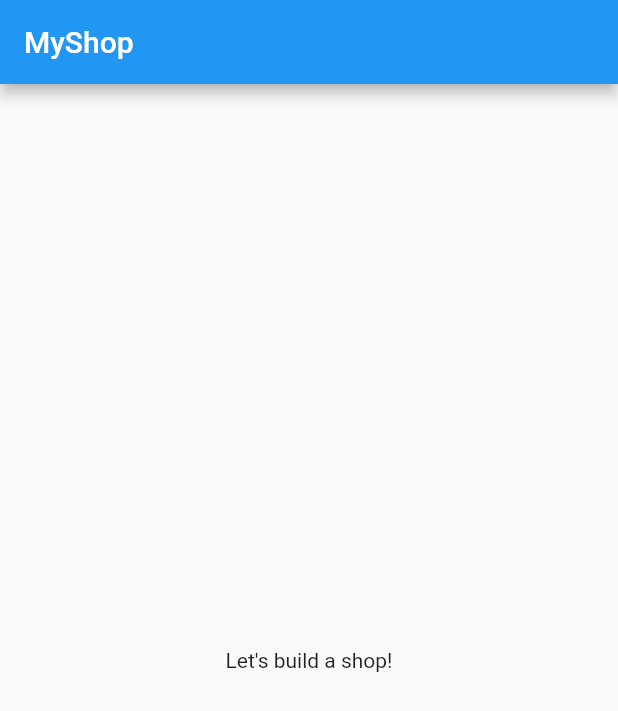
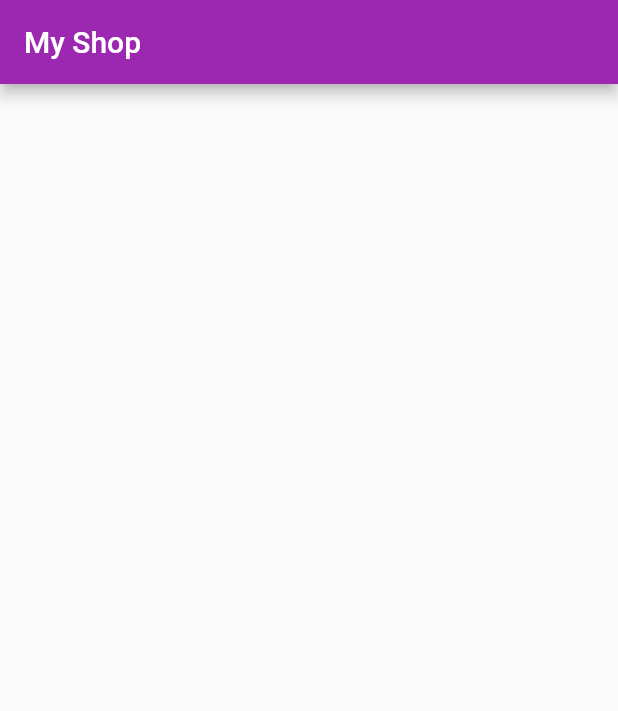
Before and after one commit to AdityaTrivedi14/Shop-app-Flutter, a Flutter app: the screen it shows after launch, on a phone screen of 412 x 824 dp. Shown: the top 711 px of the screen. Run offline on Flutter 3.47's test engine with Material 2 defaults, Android fonts, the phone set to English and light mode, and no system bars.

Commit message:
Home Screen

```diff
--- a/lib/main.dart
+++ b/lib/main.dart
@@ -1,30 +1,25 @@
 import 'package:flutter/material.dart';
+
+import './screens/products_overview_screen.dart';
+import './screens/product_detail_screen.dart';
 
 void main() => runApp(MyApp());
 
 class MyApp extends StatelessWidget {
+  const MyApp({super.key});
+
   @override
   Widget build(BuildContext context) {
     return MaterialApp(
       title: 'MyShop',
       theme: ThemeData(
-        primarySwatch: Colors.blue,
+        colorScheme: ColorScheme.fromSwatch(primarySwatch: Colors.purple)
+            .copyWith(secondary: const Color.fromARGB(255, 255, 153, 0)),
       ),
-      home: MyHomePage(),
+      home: const ProductOverviewScreen(),
+      routes: {
+        ProductDetailScreen.routeName: (ctx) => ProductDetailScreen(),
+      },
     );
   }
 }
-
-class MyHomePage extends StatelessWidget {
-  @override
-  Widget build(BuildContext context) {
-    return Scaffold(
-      appBar: AppBar(
-        title: const Text('MyShop'),
-      ),
-      body: const Center(
-        child: Text('Let\'s build a shop!'),
-      ),
-    );
-  }
-}
--- /dev/null
+++ b/lib/screens/products_overview_screen.dart
@@ -0,0 +1,17 @@
+import 'package:flutter/material.dart';
+
+import '../widgets/product_item.dart';
+
+class ProductOverviewScreen extends StatelessWidget {
+  const ProductOverviewScreen({super.key});
+
+  @override
+  Widget build(BuildContext context) {
+    return Scaffold(
+      appBar: AppBar(
+        title: const Text('My Shop'),
+      ),
+      // body: ProductsGrid(),
+    );
+  }
+}
--- a/pubspec.yaml
+++ b/pubspec.yaml
@@ -31,6 +31,7 @@ environment:
 dependencies:
   flutter:
     sdk: flutter
+  provider: ^6.0.5
 
 
   # The following adds the Cupertino Icons font to your application.
```
Also changed, not shown: lib/models/product.dart (added, +19 -0 lines), lib/screens/product_detail_screen.dart (added, +19 -0 lines), lib/widgets/product_item.dart (added, +61 -0 lines), lib/widgets/products_grid.dart (added, +33 -0 lines), lib/providers/products.dart (added), pubspec.lock.
